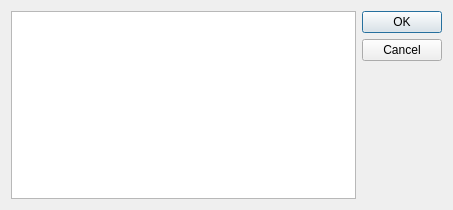
Above: cselteleplug.ui from PavelMr/skytechx before the change. Below: the same form after it.
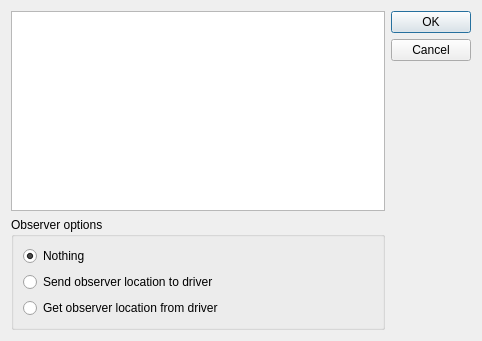
That is the form after the change.

Diff of the .ui file:
```diff
--- a/cselteleplug.ui
+++ b/cselteleplug.ui
@@ -6,8 +6,8 @@
    <rect>
     <x>0</x>
     <y>0</y>
-    <width>453</width>
-    <height>210</height>
+    <width>482</width>
+    <height>341</height>
    </rect>
   </property>
   <property name="windowTitle">
@@ -15,7 +15,44 @@
   </property>
   <layout class="QHBoxLayout" name="horizontalLayout">
    <item>
-    <widget class="QListWidget" name="listWidget"/>
+    <layout class="QVBoxLayout" name="verticalLayout_2">
+     <item>
+      <widget class="QListWidget" name="listWidget"/>
+     </item>
+     <item>
+      <widget class="QGroupBox" name="groupBox">
+       <property name="title">
+        <string>Observer options</string>
+       </property>
+       <layout class="QVBoxLayout" name="verticalLayout_3">
+        <item>
+         <widget class="QRadioButton" name="radioButton_3">
+          <property name="text">
+           <string>Nothing</string>
+          </property>
+          <property name="checked">
+           <bool>true</bool>
+          </property>
+         </widget>
+        </item>
+        <item>
+         <widget class="QRadioButton" name="radioButton">
+          <property name="text">
+           <string>Send observer location to driver</string>
+          </property>
+         </widget>
+        </item>
+        <item>
+         <widget class="QRadioButton" name="radioButton_2">
+          <property name="text">
+           <string>Get observer location from driver</string>
+          </property>
+         </widget>
+        </item>
+       </layout>
+      </widget>
+     </item>
+    </layout>
    </item>
    <item>
     <layout class="QVBoxLayout" name="verticalLayout">
```
